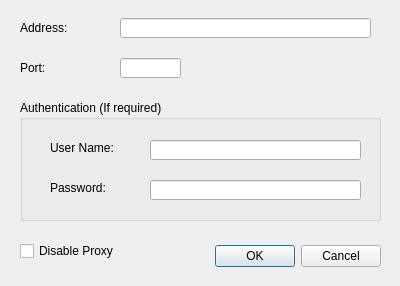
Qt form src/ui/wizproxydialog.ui (WizTeam/WizQTClient) before a commit.
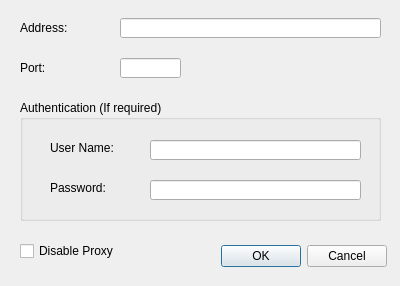
The same form after that commit.

What changed in the file:
```diff
--- a/src/ui/wizproxydialog.ui
+++ b/src/ui/wizproxydialog.ui
@@ -34,7 +34,7 @@
     <rect>
      <x>120</x>
      <y>18</y>
-     <width>251</width>
+     <width>261</width>
      <height>20</height>
     </rect>
    </property>
@@ -133,7 +133,7 @@
   <widget class="QDialogButtonBox" name="buttonBox">
    <property name="geometry">
     <rect>
-     <x>180</x>
+     <x>186</x>
      <y>240</y>
      <width>201</width>
      <height>32</height>
```
